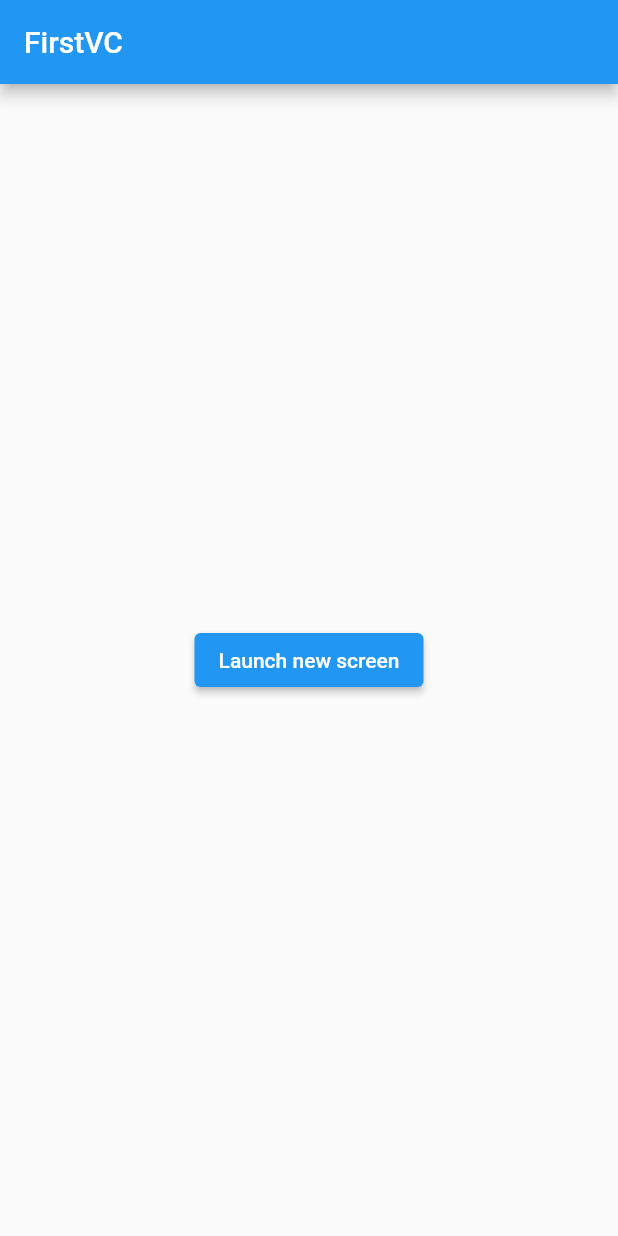
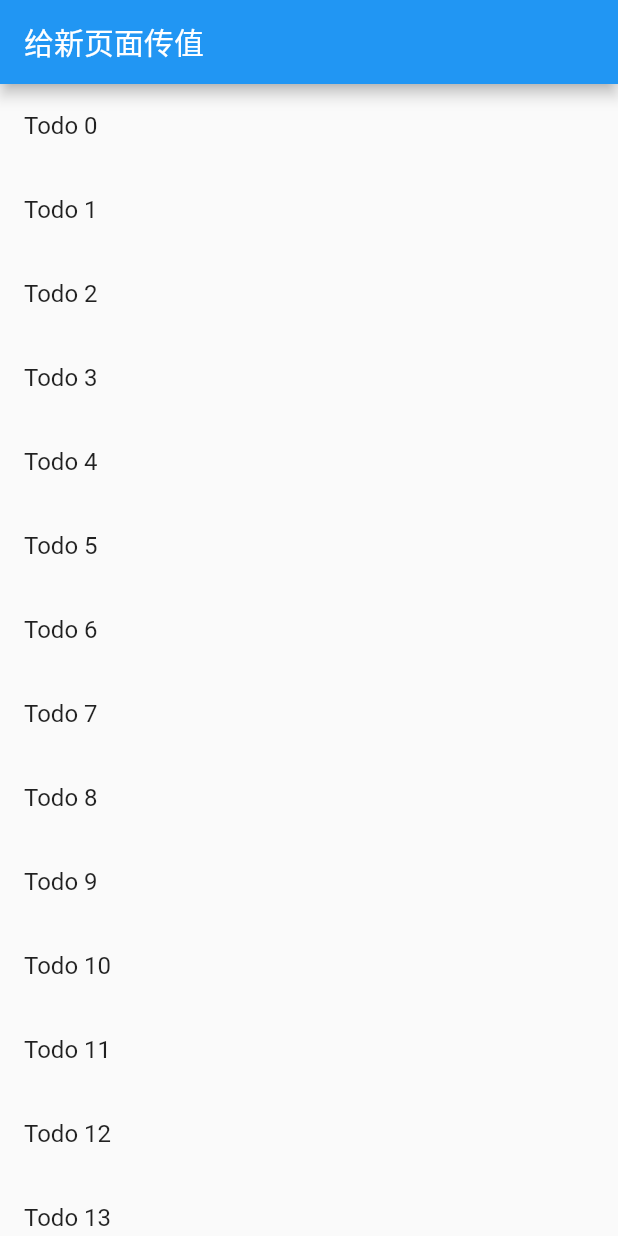
Before and after one commit to kenan0620/FlutterUI, a Flutter app: the screen it shows after launch, on a phone screen of 412 x 824 dp. Run offline on Flutter 3.47's test engine with Material 2 defaults, Android fonts, the phone set to English and light mode, and no system bars; our stand-ins replace cached_network_image, transparent_image.

Commit message:
给新页面传值

```diff
--- a/lib/NavigatorSmple.dart
+++ b/lib/NavigatorSmple.dart
@@ -44,3 +44,56 @@ class SecondVC extends StatelessWidget {
     );
   }
 }
+
+class Todo {
+  final String title;
+  final String description;
+
+  Todo(this.title,this.description);
+}
+
+class TodoListVC extends StatelessWidget {
+  final List<Todo> todos;
+
+  TodoListVC({Key key, this.todos}): super(key: key);
+
+  @override
+  Widget build(BuildContext context) {
+    // TODO: implement build
+    final title = '给新页面传值';
+    return new MaterialApp(
+      title: title,
+      home: new Scaffold(
+        appBar: new AppBar(
+          title: new Text(title),
+        ),
+        body: new ListView.builder(itemBuilder: (todo, index) {
+          return new ListTile(
+            title: new Text(todos[index].title),
+          );
+        },
+        itemCount: todos.length,),
+      ),
+    );
+  }
+}
+
+
+class DetailVC extends StatelessWidget {
+  final Todo todo;
+
+  DetailVC({Key key, @required this.todo}) : super(key: key);
+  @override
+  Widget build(BuildContext context) {
+    // Use the Todo to create our UI
+    return new Scaffold(
+      appBar: new AppBar(
+        title: new Text("${todo.title}"),
+      ),
+      body: new Padding(
+        padding: new EdgeInsets.all(16.0),
+        child: new Text('${todo.description}'),
+      ),
+    );
+  }
+}
--- a/lib/main.dart
+++ b/lib/main.dart
@@ -3,5 +3,8 @@ import 'package:flutter/material.dart';
 import 'NavigatorSmple.dart';
 
 void main() {
-  runApp(new Nav());
+  runApp(new TodoListVC(todos: new List.generate(100, (index) => new Todo(
+    'Todo $index',
+    'A description of what needs to be done for Todo $index',
+  )),));
 }
```
